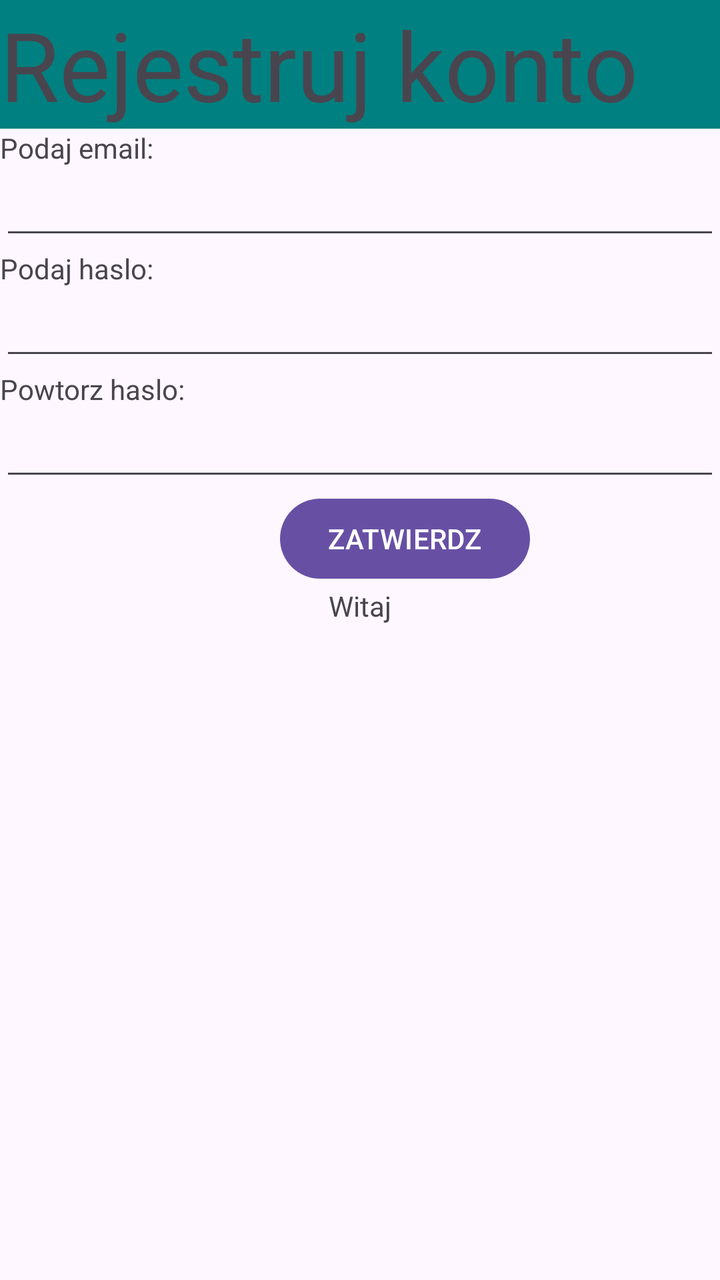
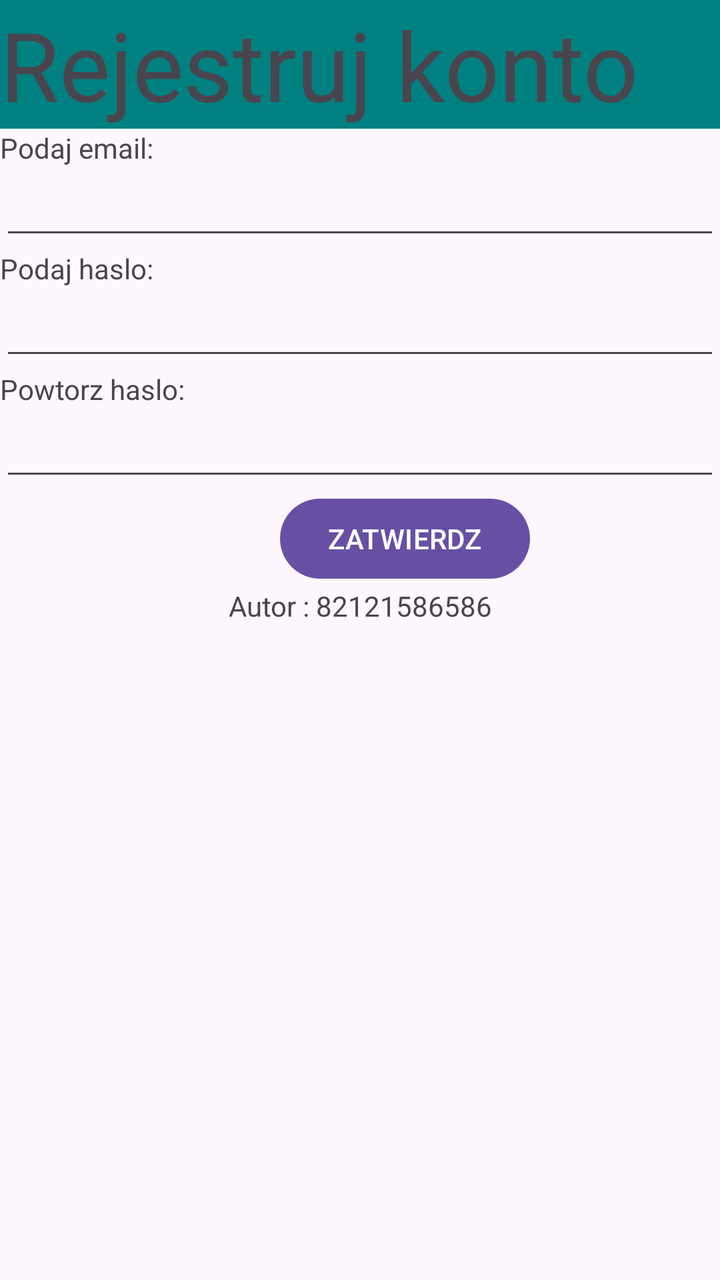

An Android layout rendered at two revisions. The XML below is the earlier revision; the diff shows what the commit changed to produce the second picture.
<!-- AndroidManifest.xml: application theme Theme.Sortowanie_tablic -->
<!-- res/layout/activity_main.xml -->
<?xml version="1.0" encoding="utf-8"?>
<LinearLayout xmlns:android="http://schemas.android.com/apk/res/android"
    xmlns:app="http://schemas.android.com/apk/res-auto"
    xmlns:tools="http://schemas.android.com/tools"
    android:id="@+id/main"
    android:layout_width="match_parent"
    android:layout_height="match_parent"
    android:orientation="vertical"
    tools:context=".MainActivity">

    <TextView
        android:layout_width="match_parent"
        android:layout_height="wrap_content"
        android:text="Rejestruj konto"
        android:textSize="@android:dimen/app_icon_size"
        android:background="#008080"
        />

    <TextView
        android:id="@+id/textView4"
        android:layout_width="match_parent"
        android:layout_height="wrap_content"
        android:text="Podaj email:" />

    <EditText
        android:id="@+id/email"
        android:layout_width="match_parent"
        android:layout_height="wrap_content"
        android:ems="10"
        android:inputType="text"
        />

    <TextView
        android:id="@+id/textView5"
        android:layout_width="match_parent"
        android:layout_height="wrap_content"
        android:text="Podaj haslo: " />

    <EditText
        android:id="@+id/haslo"
        android:layout_width="match_parent"
        android:layout_height="wrap_content"
        android:ems="10"
        android:inputType="text"
       />

    <TextView
        android:id="@+id/textView6"
        android:layout_width="match_parent"
        android:layout_height="wrap_content"
        android:text="Powtorz haslo: " />

    <EditText
        android:id="@+id/powtorzhaslo"
        android:layout_width="match_parent"
        android:layout_height="wrap_content"
        android:ems="10"
        android:inputType="text"
       />

    <Button
        android:id="@+id/button"
        android:layout_width="wrap_content"
        android:layout_height="wrap_content"
        android:text="ZATWIERDZ"
        android:layout_marginLeft="140dp"
        />

    <TextView
        android:id="@+id/heh"
        android:layout_width="match_parent"
        android:layout_height="wrap_content"
        android:text="Witaj"
        android:textAlignment="center"/>


</LinearLayout>
<!-- resources referenced by this layout -->
<resources>
  <style name="Theme.Sortowanie_tablic" parent="Base.Theme.Sortowanie_tablic" />
  <style name="Base.Theme.Sortowanie_tablic" parent="Theme.Material3.DayNight.NoActionBar">
          
          
      </style>
</resources>

<!-- the commit's change to res/layout/activity_main.xml (unified diff, before → after) -->
@@ -64,13 +64,14 @@
         android:layout_height="wrap_content"
         android:text="ZATWIERDZ"
         android:layout_marginLeft="140dp"
+
         />
 
     <TextView
         android:id="@+id/heh"
         android:layout_width="match_parent"
         android:layout_height="wrap_content"
-        android:text="Witaj"
+        android:text="Autor : 82121586586"
         android:textAlignment="center"/>
 
 
